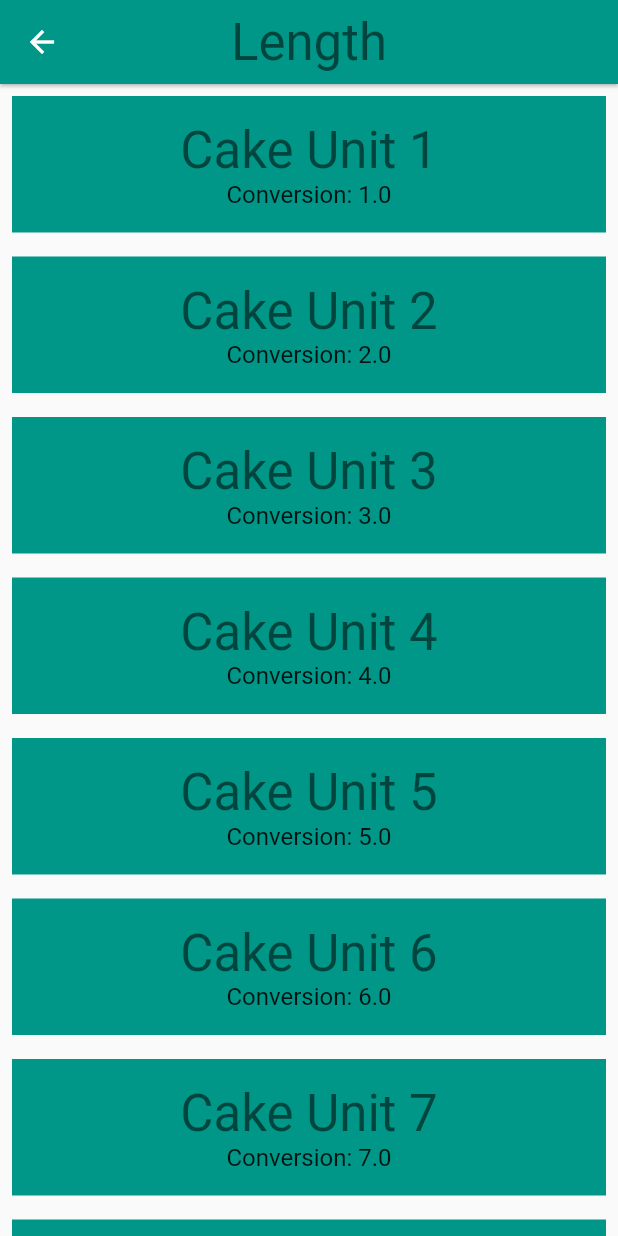
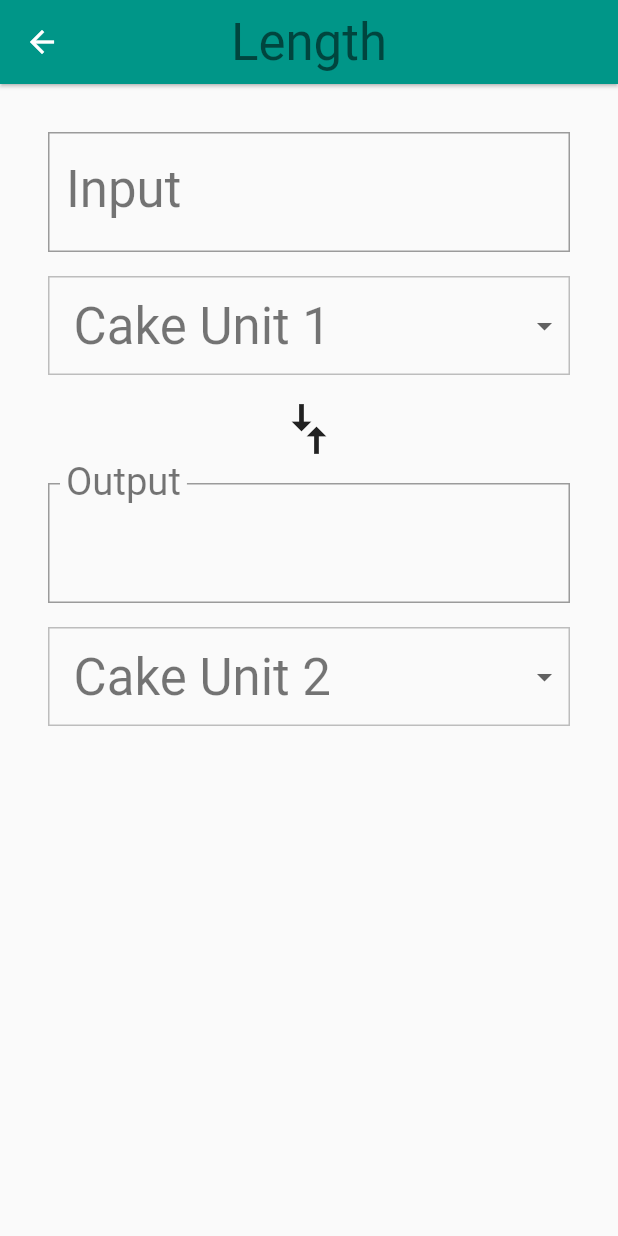
Before and after one commit to SabalNiroula/Personal_project, a Flutter app: the screen it shows after launch, after a tap on "Length", on a phone screen of 412 x 824 dp. Run offline on Flutter 3.47's test engine with Material 2 defaults, Android fonts, the phone set to English and light mode, and no system bars.

Commit message:
Text Field that converts unit when we type is added

```diff
--- a/lib/converter_route.dart
+++ b/lib/converter_route.dart
@@ -2,12 +2,7 @@ import 'package:creating_custom_widget/unit.dart';
 import 'package:flutter/material.dart';
 import 'package:meta/meta.dart';
 
-/// Converter screen where users can input amounts to convert.
-///
-/// Currently, it just displays a list of mock units.
-///
-/// While it is named ConverterRoute, a more apt name would be ConverterScreen,
-/// because it is responsible for the UI at the route's destination.
+const padding = EdgeInsets.all(16.0);
 
 class ConverterRoute extends StatefulWidget {
   final List<Unit> units;
@@ -23,32 +18,221 @@ class ConverterRoute extends StatefulWidget {
 }
 
 class _ConverterRouteState extends State<ConverterRoute> {
+  Unit _fromValue;
+  Unit _toValue;
+  double _inputValue;
+  String _convertedValue = '';
+  List<DropdownMenuItem> _unitMenuItems;
+  bool _showValidationError = false;
+
+  @override
+  void initState() {
+    super.initState();
+    _createDropdownMenuItems();
+    _setDefaults();
+  }
+
+  /// Creates fresh list of [DropdownMenuItem] widgets, given a list of [Unit]s.
+  void _createDropdownMenuItems() {
+    var newItems = <DropdownMenuItem>[];
+    for (var unit in widget.units) {
+      newItems.add(DropdownMenuItem(
+        value: unit.name,
+        child: Container(
+          child: Text(
+            unit.name,
+            softWrap: true,
+          ),
+        ),
+      ));
+    }
+    setState(() {
+      _unitMenuItems = newItems;
+    });
+  }
+
+  void _setDefaults() {
+    setState(() {
+      _fromValue = widget.units[0];
+      _toValue = widget.units[1];
+    });
+  }
+
+  /// Clean up conversion; trim trailing zeros, e.g. 5.500 -> 5.5, 10.0 -> 10
+  String _format(double conversion) {
+    var outputNum = conversion.toStringAsPrecision(7);
+    if (outputNum.contains('.') && outputNum.endsWith('0')) {
+      var i = outputNum.length - 1;
+      while (outputNum[i] == '0') {
+        i -= 1;
+      }
+      outputNum = outputNum.substring(0, i + 1);
+    }
+    if (outputNum.endsWith('.')) {
+      return outputNum.substring(0, outputNum.length - 1);
+    }
+    return outputNum;
+  }
+
+  void _updateConversion() {
+    setState(() {
+      _convertedValue =
+          _format(_inputValue * (_toValue.conversion / _fromValue.conversion));
+    });
+  }
+
+  void _updateInputValue(String input) {
+    setState(() {
+      if (input == null || input.isEmpty) {
+        _convertedValue = '';
+      } else {
+        // Even though we are using the numerical keyboard, we still have to check
+        // for non-numerical input such as '5..0' or '6 -3'
+        try {
+          final inputDouble = double.parse(input);
+          _showValidationError = false;
+          _inputValue = inputDouble;
+          _updateConversion();
+        } on Exception catch (e) {
+          print('Error: $e');
+          _showValidationError = true;
+        }
+      }
+    });
+  }
+
+   Unit _getUnit(String unitName) {
+    return widget.units.firstWhere(
+      (Unit unit) {
+        return unit.name == unitName;
+      },
+      orElse: null,
+    );
+  }
+
+  void _updateFromConversion(dynamic unitName) {
+    setState(() {
+      _fromValue = _getUnit(unitName);
+    });
+    if (_inputValue != null) {
+      _updateConversion();
+    }
+  }
+
+  void _updateToConversion(dynamic unitName) {
+    setState(() {
+      _toValue = _getUnit(unitName);
+    });
+    if (_inputValue != null) {
+      _updateConversion();
+    }
+  }
+
+   Widget _createDropdown(String currentValue, ValueChanged<dynamic> onChanged) {
+    return Container(
+      margin: EdgeInsets.only(top: 16.0),
+      decoration: BoxDecoration(
+        // This sets the color of the [DropdownButton] itself
+        color: Colors.grey[50],
+        border: Border.all(
+          color: Colors.grey[400],
+          width: 1.0,
+        ),
+      ),
+      padding: EdgeInsets.symmetric(vertical: 8.0),
+      child: Theme(
+        // This sets the color of the [DropdownMenuItem]
+        data: Theme.of(context).copyWith(
+          canvasColor: Colors.grey[50],
+        ),
+        child: DropdownButtonHideUnderline(
+          child: ButtonTheme(
+            alignedDropdown: true,
+            child: DropdownButton(
+              value: currentValue,
+              items: _unitMenuItems,
+              onChanged: onChanged,
+              style: Theme.of(context).textTheme.headline4,
+            ),
+          ),
+        ),
+      ),
+    );
+  }
+
   @override
   Widget build(BuildContext context) {
-    final unitWidgets = widget.units.map((Unit unit) {
-      ///The UI of how the color,Text,textSize,etc.. be is made from here
-      return Container(
-        color: widget.color,
-        margin: EdgeInsets.all(8.0),
-        padding: EdgeInsets.all(16.0),
-        child: Column(
-          children: <Widget>[
-            Text(
-              unit.name,
+
+    final input = Padding(
+      padding: padding,
+      child: Column(
+        crossAxisAlignment: CrossAxisAlignment.stretch,
+        children: [
+          // This is the widget that accepts text input. In this case, it
+          // accepts numbers and calls the onChanged property on update.
+          // You can read more about it here: https://flutter.io/text-input
+          TextField(
+            style: Theme.of(context).textTheme.headline4,
+            decoration: InputDecoration(
+              labelStyle: Theme.of(context).textTheme.headline4,
+              errorText: _showValidationError ? 'Invalid number entered' : null,
+              labelText: 'Input',
+              border: OutlineInputBorder(
+                borderRadius: BorderRadius.circular(0.0),
+              ),
+            ),
+            // Since we only want numerical input, we use a number keyboard. There
+            // are also other keyboards for dates, emails, phone numbers, etc.
+            keyboardType: TextInputType.number,
+            onChanged: _updateInputValue,
+          ),
+          _createDropdown(_fromValue.name, _updateFromConversion),
+        ],
+      ),
+    );
+
+     final arrows = RotatedBox(
+      quarterTurns: 1,
+      child: Icon(
+        Icons.compare_arrows,
+        size: 40.0,
+      ),
+    );
+
+    final output = Padding(
+      padding: padding,
+      child: Column(
+        crossAxisAlignment: CrossAxisAlignment.stretch,
+        children: [
+          InputDecorator(
+            child: Text(
+              _convertedValue,
               style: Theme.of(context).textTheme.headline4,
             ),
-            Text(
-              'Conversion: ${unit.conversion}',
-              style: Theme.of(context).textTheme.subtitle1,
+            decoration: InputDecoration(
+              labelText: 'Output',
+              labelStyle: Theme.of(context).textTheme.headline4,
+              border: OutlineInputBorder(
+                borderRadius: BorderRadius.circular(0.0),
+              ),
             ),
-          ],
-        ),
-      );
-    }).toList();
+          ),
+          _createDropdown(_toValue.name, _updateToConversion),
+        ],
+      ),
+    );
 
-    return ListView(
-      ///Finally returning the ListView to populate the screen....
-      children: unitWidgets,
+    final converter = Column(
+      crossAxisAlignment: CrossAxisAlignment.stretch,
+      children: [
+        input,
+        arrows,
+        output,
+      ],
+    );
+   return Padding(
+      padding: padding,
+      child: converter,
     );
   }
 }
```
